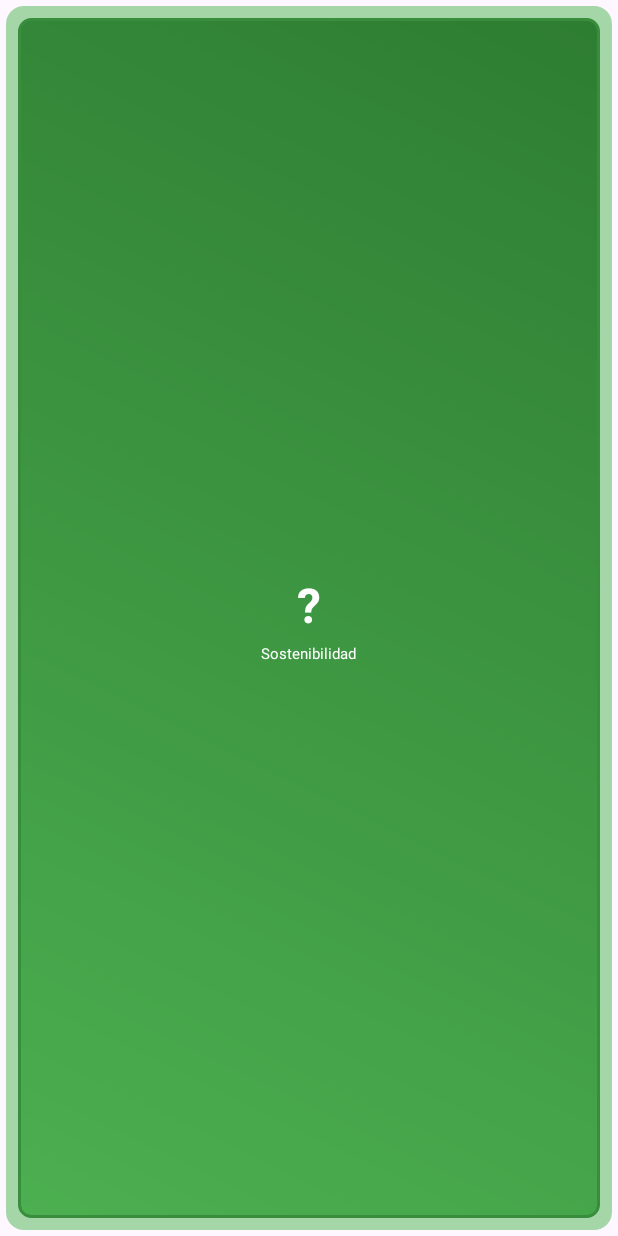
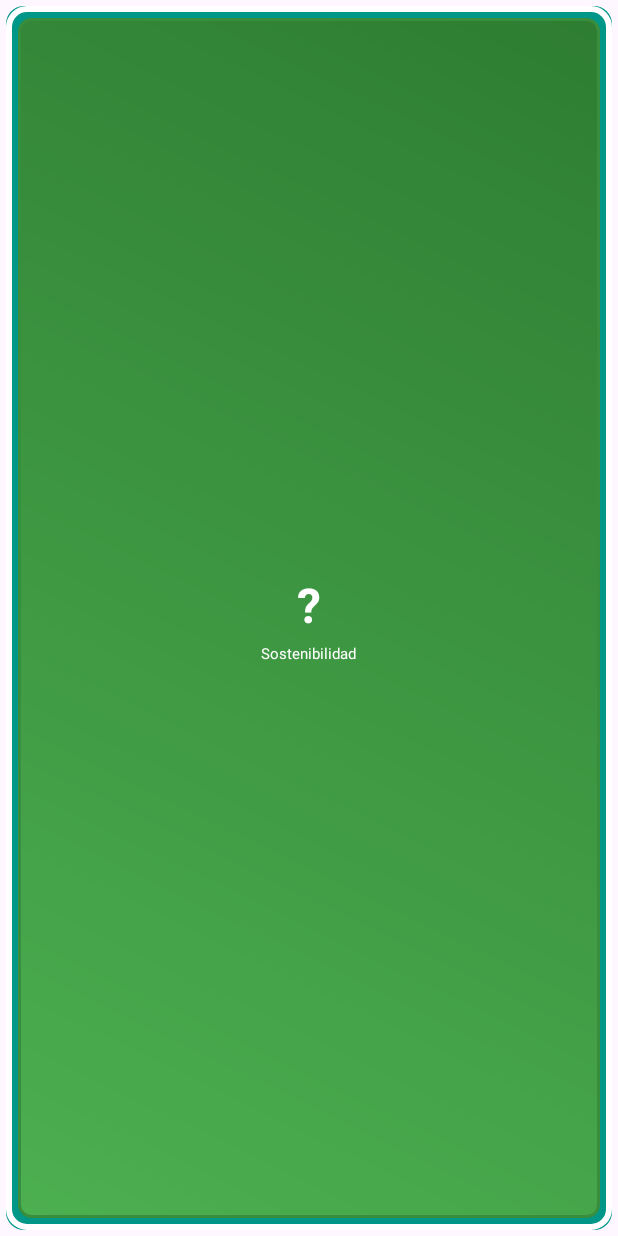
Before and after one commit to jors2007/G8-Android-Studio, an Android app: the layout item_carta.xml on its own in the app's theme, with its tools: preview values and no code run, on a phone screen of 412 x 824 dp. Run offline under Robolectric (Android 15) with nearby library versions, the light colour scheme and no system bars.

Commit message:
Update carta_cerrada.xml

```diff
--- a/app/src/main/res/drawable/carta_cerrada.xml
+++ b/app/src/main/res/drawable/carta_cerrada.xml
@@ -1,6 +1,30 @@
 <?xml version="1.0" encoding="utf-8"?>
+<layer-list xmlns:android="http://schemas.android.com/apk/res/android">
 
-<shape xmlns:android="http://schemas.android.com/apk/res/android">
-    <solid android:color="#A5D6A7"/>
-    <corners android:radius="12dp"/>
-</shape>
+    <!-- Fondo verde de la carta -->
+    <item>
+        <shape android:shape="rectangle">
+            <solid android:color="#009688"/> <!-- Verde -->
+            <corners android:radius="12dp"/> <!-- Esquinas redondeadas -->
+        </shape>
+    </item>
+
+    <!-- Borde blanco para separación -->
+    <item>
+        <shape android:shape="rectangle">
+            <stroke
+                android:width="4dp"
+                android:color="#FFFFFF"/> <!-- Borde blanco -->
+            <corners android:radius="12dp"/>
+        </shape>
+    </item>
+
+    <!-- Signo de interrogación en el centro -->
+    <item>
+        <shape android:shape="rectangle">
+            <solid android:color="@android:color/transparent"/>
+            <corners android:radius="12dp"/>
+        </shape>
+    </item>
+
+</layer-list>
```
